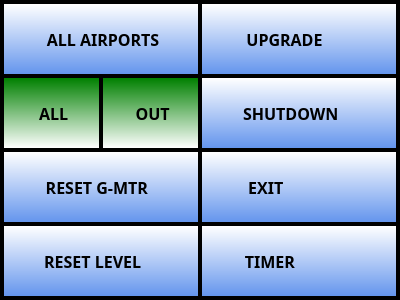
Before: the Qt Designer form ui/MenuDialog.ui in UnexplodedMinds/Stratofier, drawn with Qt 5.
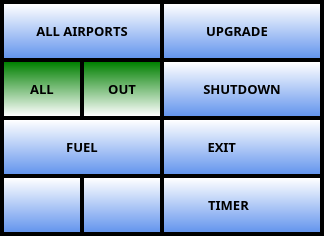
After: the same form once the commit is applied. Icons and pictures are not drawn.

Commit message: Fuel tanks functionality completed. Algorithmic estimation still needs to be completely fleshed out.

```diff
--- a/ui/MenuDialog.ui
+++ b/ui/MenuDialog.ui
@@ -6,8 +6,8 @@
    <rect>
     <x>0</x>
     <y>0</y>
-    <width>400</width>
-    <height>300</height>
+    <width>324</width>
+    <height>236</height>
    </rect>
   </property>
   <property name="sizePolicy">
@@ -123,115 +123,7 @@
    <property name="spacing">
     <number>0</number>
    </property>
-   <item row="6" column="1">
-    <widget class="QPushButton" name="m_pResetGMeterButton">
-     <property name="sizePolicy">
-      <sizepolicy hsizetype="MinimumExpanding" vsizetype="MinimumExpanding">
-       <horstretch>0</horstretch>
-       <verstretch>0</verstretch>
-      </sizepolicy>
-     </property>
-     <property name="font">
-      <font>
-       <family>Piboto</family>
-       <pointsize>12</pointsize>
-       <weight>75</weight>
-       <bold>true</bold>
-      </font>
-     </property>
-     <property name="text">
-      <string> RESET G-MTR   </string>
-     </property>
-     <property name="icon">
-      <iconset resource="../AHRSResources.qrc">
-       <normaloff>:/icons/resources/GForce.png</normaloff>:/icons/resources/GForce.png</iconset>
-     </property>
-     <property name="iconSize">
-      <size>
-       <width>32</width>
-       <height>32</height>
-      </size>
-     </property>
-     <property name="autoDefault">
-      <bool>false</bool>
-     </property>
-    </widget>
-   </item>
-   <item row="4" column="1">
-    <widget class="QPushButton" name="m_pAirportButton">
-     <property name="sizePolicy">
-      <sizepolicy hsizetype="MinimumExpanding" vsizetype="MinimumExpanding">
-       <horstretch>0</horstretch>
-       <verstretch>0</verstretch>
-      </sizepolicy>
-     </property>
-     <property name="font">
-      <font>
-       <family>Piboto</family>
-       <pointsize>12</pointsize>
-       <weight>75</weight>
-       <bold>true</bold>
-      </font>
-     </property>
-     <property name="text">
-      <string> ALL AIRPORTS</string>
-     </property>
-     <property name="icon">
-      <iconset resource="../AHRSResources.qrc">
-       <normaloff>:/icons/resources/Airport.png</normaloff>:/icons/resources/Airport.png</iconset>
-     </property>
-     <property name="iconSize">
-      <size>
-       <width>32</width>
-       <height>32</height>
-      </size>
-     </property>
-     <property name="checkable">
-      <bool>false</bool>
-     </property>
-     <property name="checked">
-      <bool>false</bool>
-     </property>
-     <property name="autoDefault">
-      <bool>false</bool>
-     </property>
-    </widget>
-   </item>
-   <item row="7" column="1">
-    <widget class="QPushButton" name="m_pResetLevelButton">
-     <property name="sizePolicy">
-      <sizepolicy hsizetype="MinimumExpanding" vsizetype="MinimumExpanding">
-       <horstretch>0</horstretch>
-       <verstretch>0</verstretch>
-      </sizepolicy>
-     </property>
-     <property name="font">
-      <font>
-       <family>Piboto</family>
-       <pointsize>12</pointsize>
-       <weight>75</weight>
-       <bold>true</bold>
-      </font>
-     </property>
-     <property name="text">
-      <string> RESET LEVEL     </string>
-     </property>
-     <property name="icon">
-      <iconset resource="../AHRSResources.qrc">
-       <normaloff>:/icons/resources/Level.png</normaloff>:/icons/resources/Level.png</iconset>
-     </property>
-     <property name="iconSize">
-      <size>
-       <width>32</width>
-       <height>32</height>
-      </size>
-     </property>
-     <property name="autoDefault">
-      <bool>false</bool>
-     </property>
-    </widget>
-   </item>
-   <item row="5" column="2">
+   <item row="5" column="3">
     <widget class="QPushButton" name="m_pExitButton">
      <property name="sizePolicy">
       <sizepolicy hsizetype="MinimumExpanding" vsizetype="MinimumExpanding">
@@ -242,7 +134,7 @@
      <property name="font">
       <font>
        <family>Piboto</family>
-       <pointsize>12</pointsize>
+       <pointsize>10</pointsize>
        <weight>75</weight>
        <bold>true</bold>
       </font>
@@ -251,7 +143,7 @@
       <bool>false</bool>
      </property>
      <property name="text">
-      <string> SHUTDOWN     </string>
+      <string>SHUTDOWN</string>
      </property>
      <property name="icon">
       <iconset resource="../AHRSResources.qrc">
@@ -268,81 +160,7 @@
      </property>
     </widget>
    </item>
-   <item row="6" column="2">
-    <widget class="QPushButton" name="m_pExitRoscoButton">
-     <property name="sizePolicy">
-      <sizepolicy hsizetype="MinimumExpanding" vsizetype="MinimumExpanding">
-       <horstretch>0</horstretch>
-       <verstretch>0</verstretch>
-      </sizepolicy>
-     </property>
-     <property name="font">
-      <font>
-       <family>Piboto</family>
-       <pointsize>12</pointsize>
-       <weight>75</weight>
-       <bold>true</bold>
-      </font>
-     </property>
-     <property name="autoFillBackground">
-      <bool>false</bool>
-     </property>
-     <property name="text">
-      <string> EXIT                 </string>
-     </property>
-     <property name="icon">
-      <iconset resource="../AHRSResources.qrc">
-       <normaloff>:/icons/resources/Rosco.png</normaloff>:/icons/resources/Rosco.png</iconset>
-     </property>
-     <property name="iconSize">
-      <size>
-       <width>32</width>
-       <height>32</height>
-      </size>
-     </property>
-     <property name="autoDefault">
-      <bool>false</bool>
-     </property>
-    </widget>
-   </item>
-   <item row="4" column="2">
-    <widget class="QPushButton" name="m_pUpgradeButton">
-     <property name="sizePolicy">
-      <sizepolicy hsizetype="MinimumExpanding" vsizetype="MinimumExpanding">
-       <horstretch>0</horstretch>
-       <verstretch>0</verstretch>
-      </sizepolicy>
-     </property>
-     <property name="font">
-      <font>
-       <family>Piboto</family>
-       <pointsize>12</pointsize>
-       <weight>75</weight>
-       <bold>true</bold>
-      </font>
-     </property>
-     <property name="autoFillBackground">
-      <bool>false</bool>
-     </property>
-     <property name="text">
-      <string> UPGRADE        </string>
-     </property>
-     <property name="icon">
-      <iconset resource="../AHRSResources.qrc">
-       <normaloff>:/icons/resources/Upgrade.png</normaloff>:/icons/resources/Upgrade.png</iconset>
-     </property>
-     <property name="iconSize">
-      <size>
-       <width>32</width>
-       <height>32</height>
-      </size>
-     </property>
-     <property name="autoDefault">
-      <bool>false</bool>
-     </property>
-    </widget>
-   </item>
-   <item row="7" column="2">
+   <item row="7" column="3">
     <widget class="QPushButton" name="m_pTimerButton">
      <property name="sizePolicy">
       <sizepolicy hsizetype="MinimumExpanding" vsizetype="MinimumExpanding">
@@ -353,7 +171,7 @@
      <property name="font">
       <font>
        <family>Piboto</family>
-       <pointsize>12</pointsize>
+       <pointsize>10</pointsize>
        <weight>75</weight>
        <bold>true</bold>
       </font>
@@ -362,7 +180,7 @@
       <bool>false</bool>
      </property>
      <property name="text">
-      <string> TIMER               </string>
+      <string>TIMER        </string>
      </property>
      <property name="icon">
       <iconset resource="../AHRSResources.qrc">
@@ -392,7 +210,7 @@
        <property name="font">
         <font>
          <family>Piboto</family>
-         <pointsize>12</pointsize>
+         <pointsize>10</pointsize>
          <weight>75</weight>
          <bold>true</bold>
         </font>
@@ -414,7 +232,7 @@
 </string>
        </property>
        <property name="text">
-        <string> ALL</string>
+        <string>ALL</string>
        </property>
        <property name="icon">
         <iconset resource="../AHRSResources.qrc">
@@ -437,64 +255,295 @@
        </property>
       </widget>
      </item>
-     <item>
-      <widget class="QPushButton" name="m_pTrafficInOutButton">
-       <property name="sizePolicy">
-        <sizepolicy hsizetype="MinimumExpanding" vsizetype="MinimumExpanding">
-         <horstretch>0</horstretch>
-         <verstretch>0</verstretch>
-        </sizepolicy>
-       </property>
-       <property name="font">
-        <font>
-         <family>Piboto</family>
-         <pointsize>12</pointsize>
-         <weight>75</weight>
-         <bold>true</bold>
-        </font>
-       </property>
-       <property name="styleSheet">
-        <string notr="true">QPushButton
-{
-     border: none;
-     background-color: qlineargradient( x1:0, y1:0, x2:0, y2:1, stop: 0 #641200, stop:1 white );
-     margin: 2px;
-}
-
-QPushButton::checked
-{
-     border: none;
-     background-color: qlineargradient( x1:0, y1:0, x2:0, y2:1, stop: 0 green, stop:1 white );
-     margin: 2px;
-}
-</string>
-       </property>
-       <property name="text">
-        <string> OUT</string>
-       </property>
-       <property name="icon">
-        <iconset resource="../AHRSResources.qrc">
-         <normaloff>:/icons/resources/HeadingIndicator.png</normaloff>:/icons/resources/HeadingIndicator.png</iconset>
-       </property>
-       <property name="iconSize">
-        <size>
-         <width>32</width>
-         <height>32</height>
-        </size>
-       </property>
-       <property name="checkable">
-        <bool>true</bool>
-       </property>
-       <property name="checked">
-        <bool>true</bool>
-       </property>
-       <property name="autoDefault">
-        <bool>false</bool>
-       </property>
-      </widget>
-     </item>
     </layout>
    </item>
+   <item row="6" column="3">
+    <widget class="QPushButton" name="m_pExitRoscoButton">
+     <property name="sizePolicy">
+      <sizepolicy hsizetype="MinimumExpanding" vsizetype="MinimumExpanding">
+       <horstretch>0</horstretch>
+       <verstretch>0</verstretch>
+      </sizepolicy>
+     </property>
+     <property name="font">
+      <font>
+       <family>Piboto</family>
+       <pointsize>10</pointsize>
+       <weight>75</weight>
+       <bold>true</bold>
+      </font>
+     </property>
+     <property name="autoFillBackground">
+      <bool>false</bool>
+     </property>
+     <property name="text">
+      <string>EXIT            </string>
+     </property>
+     <property name="icon">
+      <iconset resource="../AHRSResources.qrc">
+       <normaloff>:/icons/resources/Rosco.png</normaloff>:/icons/resources/Rosco.png</iconset>
+     </property>
+     <property name="iconSize">
+      <size>
+       <width>32</width>
+       <height>32</height>
+      </size>
+     </property>
+     <property name="autoDefault">
+      <bool>false</bool>
+     </property>
+    </widget>
+   </item>
+   <item row="4" column="3">
+    <widget class="QPushButton" name="m_pUpgradeButton">
+     <property name="sizePolicy">
+      <sizepolicy hsizetype="MinimumExpanding" vsizetype="MinimumExpanding">
+       <horstretch>0</horstretch>
+       <verstretch>0</verstretch>
+      </sizepolicy>
+     </property>
+     <property name="minimumSize">
+      <size>
+       <width>160</width>
+       <height>0</height>
+      </size>
+     </property>
+     <property name="font">
+      <font>
+       <family>Piboto</family>
+       <pointsize>10</pointsize>
+       <weight>75</weight>
+       <bold>true</bold>
+      </font>
+     </property>
+     <property name="autoFillBackground">
+      <bool>false</bool>
+     </property>
+     <property name="text">
+      <string>UPGRADE   </string>
+     </property>
+     <property name="icon">
+      <iconset resource="../AHRSResources.qrc">
+       <normaloff>:/icons/resources/Upgrade.png</normaloff>:/icons/resources/Upgrade.png</iconset>
+     </property>
+     <property name="iconSize">
+      <size>
+       <width>32</width>
+       <height>32</height>
+      </size>
+     </property>
+     <property name="autoDefault">
+      <bool>false</bool>
+     </property>
+    </widget>
+   </item>
+   <item row="7" column="1">
+    <widget class="QPushButton" name="m_pResetLevelButton">
+     <property name="sizePolicy">
+      <sizepolicy hsizetype="MinimumExpanding" vsizetype="MinimumExpanding">
+       <horstretch>0</horstretch>
+       <verstretch>0</verstretch>
+      </sizepolicy>
+     </property>
+     <property name="font">
+      <font>
+       <family>Piboto</family>
+       <pointsize>10</pointsize>
+       <weight>75</weight>
+       <bold>true</bold>
+      </font>
+     </property>
+     <property name="text">
+      <string/>
+     </property>
+     <property name="icon">
+      <iconset resource="../AHRSResources.qrc">
+       <normaloff>:/icons/resources/Level.png</normaloff>:/icons/resources/Level.png</iconset>
+     </property>
+     <property name="iconSize">
+      <size>
+       <width>32</width>
+       <height>32</height>
+      </size>
+     </property>
+     <property name="autoDefault">
+      <bool>false</bool>
+     </property>
+    </widget>
+   </item>
+   <item row="7" column="2">
+    <widget class="QPushButton" name="m_pResetGMeterButton">
+     <property name="sizePolicy">
+      <sizepolicy hsizetype="MinimumExpanding" vsizetype="MinimumExpanding">
+       <horstretch>0</horstretch>
+       <verstretch>0</verstretch>
+      </sizepolicy>
+     </property>
+     <property name="font">
+      <font>
+       <family>Piboto</family>
+       <pointsize>10</pointsize>
+       <weight>75</weight>
+       <bold>true</bold>
+      </font>
+     </property>
+     <property name="text">
+      <string/>
+     </property>
+     <property name="icon">
+      <iconset resource="../AHRSResources.qrc">
+       <normaloff>:/icons/resources/GForce.png</normaloff>:/icons/resources/GForce.png</iconset>
+     </property>
+     <property name="iconSize">
+      <size>
+       <width>32</width>
+       <height>32</height>
+      </size>
+     </property>
+     <property name="autoDefault">
+      <bool>false</bool>
+     </property>
+    </widget>
+   </item>
+   <item row="5" column="2">
+    <widget class="QPushButton" name="m_pTrafficInOutButton">
+     <property name="sizePolicy">
+      <sizepolicy hsizetype="MinimumExpanding" vsizetype="MinimumExpanding">
+       <horstretch>0</horstretch>
+       <verstretch>0</verstretch>
+      </sizepolicy>
+     </property>
+     <property name="font">
+      <font>
+       <family>Piboto</family>
+       <pointsize>10</pointsize>
+       <weight>75</weight>
+       <bold>true</bold>
+      </font>
+     </property>
+     <property name="styleSheet">
+      <string notr="true">QPushButton
+{
+     border: none;
+     background-color: qlineargradient( x1:0, y1:0, x2:0, y2:1, stop: 0 #641200, stop:1 white );
+     margin: 2px;
+}
+
+QPushButton::checked
+{
+     border: none;
+     background-color: qlineargradient( x1:0, y1:0, x2:0, y2:1, stop: 0 green, stop:1 white );
+     margin: 2px;
+}
+</string>
+     </property>
+     <property name="text">
+      <string>OUT</string>
+     </property>
+     <property name="icon">
+      <iconset resource="../AHRSResources.qrc">
+       <normaloff>:/icons/resources/HeadingIndicator.png</normaloff>:/icons/resources/HeadingIndicator.png</iconset>
+     </property>
+     <property name="iconSize">
+      <size>
+       <width>32</width>
+       <height>32</height>
+      </size>
+     </property>
+     <property name="checkable">
+      <bool>true</bool>
+     </property>
+     <property name="checked">
+      <bool>true</bool>
+     </property>
+     <property name="autoDefault">
+      <bool>false</bool>
+     </property>
+    </widget>
+   </item>
+   <item row="4" column="1" colspan="2">
+    <widget class="QPushButton" name="m_pAirportButton">
+     <property name="sizePolicy">
+      <sizepolicy hsizetype="MinimumExpanding" vsizetype="MinimumExpanding">
+       <horstretch>0</horstretch>
+       <verstretch>0</verstretch>
+      </sizepolicy>
+     </property>
+     <property name="minimumSize">
+      <size>
+       <width>160</width>
+       <height>0</height>
+      </size>
+     </property>
+     <property name="font">
+      <font>
+       <family>Piboto</family>
+       <pointsize>10</pointsize>
+       <weight>75</weight>
+       <bold>true</bold>
+      </font>
+     </property>
+     <property name="text">
+      <string>ALL AIRPORTS</string>
+     </property>
+     <property name="icon">
+      <iconset resource="../AHRSResources.qrc">
+       <normaloff>:/icons/resources/Airport.png</normaloff>:/icons/resources/Airport.png</iconset>
+     </property>
+     <property name="iconSize">
+      <size>
+       <width>32</width>
+       <height>32</height>
+      </size>
+     </property>
+     <property name="checkable">
+      <bool>false</bool>
+     </property>
+     <property name="checked">
+      <bool>false</bool>
+     </property>
+     <property name="autoDefault">
+      <bool>false</bool>
+     </property>
+    </widget>
+   </item>
+   <item row="6" column="1" colspan="2">
+    <widget class="QPushButton" name="m_pSettingsButton">
+     <property name="sizePolicy">
+      <sizepolicy hsizetype="MinimumExpanding" vsizetype="MinimumExpanding">
+       <horstretch>0</horstretch>
+       <verstretch>0</verstretch>
+      </sizepolicy>
+     </property>
+     <property name="font">
+      <font>
+       <family>Piboto</family>
+       <pointsize>10</pointsize>
+       <weight>75</weight>
+       <bold>true</bold>
+      </font>
+     </property>
+     <property name="autoFillBackground">
+      <bool>false</bool>
+     </property>
+     <property name="text">
+      <string>FUEL</string>
+     </property>
+     <property name="icon">
+      <iconset resource="../AHRSResources.qrc">
+       <normaloff>:/icons/resources/Settings.png</normaloff>:/icons/resources/Settings.png</iconset>
+     </property>
+     <property name="iconSize">
+      <size>
+       <width>32</width>
+       <height>32</height>
+      </size>
+     </property>
+     <property name="autoDefault">
+      <bool>false</bool>
+     </property>
+    </widget>
+   </item>
   </layout>
  </widget>
  <resources>
```
The commit also changes 15 other files.
